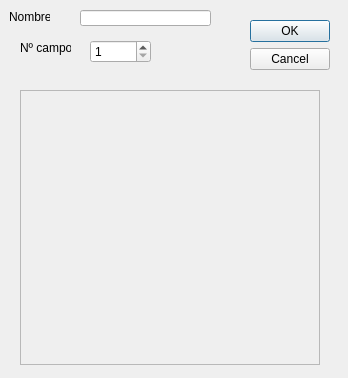
This is dbcreator.ui in MartiHui/GSDAM_Ejerciciocpp_GUI as Qt 5 draws it before an edit. The edited form follows.
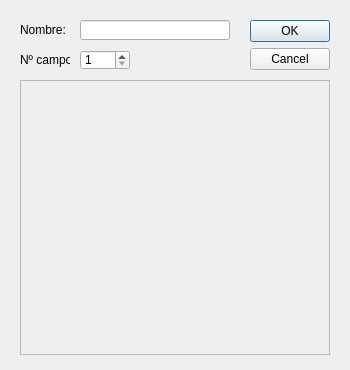
This is the edited form.

```diff
--- a/dbcreator.ui
+++ b/dbcreator.ui
@@ -6,8 +6,8 @@
    <rect>
     <x>0</x>
     <y>0</y>
-    <width>348</width>
-    <height>378</height>
+    <width>350</width>
+    <height>370</height>
    </rect>
   </property>
   <property name="windowTitle">
@@ -20,9 +20,9 @@
    <property name="geometry">
     <rect>
      <x>20</x>
-     <y>40</y>
-     <width>51</width>
-     <height>16</height>
+     <y>50</y>
+     <width>50</width>
+     <height>20</height>
     </rect>
    </property>
    <property name="text">
@@ -33,19 +33,19 @@
    <property name="geometry">
     <rect>
      <x>80</x>
-     <y>10</y>
-     <width>131</width>
-     <height>16</height>
+     <y>20</y>
+     <width>150</width>
+     <height>20</height>
     </rect>
    </property>
   </widget>
   <widget class="QSpinBox" name="numFields">
    <property name="geometry">
     <rect>
-     <x>90</x>
-     <y>40</y>
-     <width>61</width>
-     <height>23</height>
+     <x>80</x>
+     <y>50</y>
+     <width>50</width>
+     <height>20</height>
     </rect>
    </property>
    <property name="minimum">
@@ -59,8 +59,8 @@
    <property name="geometry">
     <rect>
      <x>20</x>
-     <y>90</y>
-     <width>300</width>
+     <y>80</y>
+     <width>310</width>
      <height>275</height>
     </rect>
    </property>
@@ -72,7 +72,7 @@
      <rect>
       <x>0</x>
       <y>0</y>
-      <width>298</width>
+      <width>308</width>
       <height>273</height>
      </rect>
     </property>
@@ -81,10 +81,10 @@
   <widget class="QLabel" name="nameLabel">
    <property name="geometry">
     <rect>
-     <x>9</x>
-     <y>9</y>
-     <width>41</width>
-     <height>16</height>
+     <x>20</x>
+     <y>20</y>
+     <width>50</width>
+     <height>20</height>
     </rect>
    </property>
    <property name="text">
@@ -97,7 +97,7 @@
      <x>250</x>
      <y>20</y>
      <width>80</width>
-     <height>61</height>
+     <height>60</height>
     </rect>
    </property>
    <property name="orientation">
```
Left out of the diff: 2 changed lines with no effect on the pictures.
